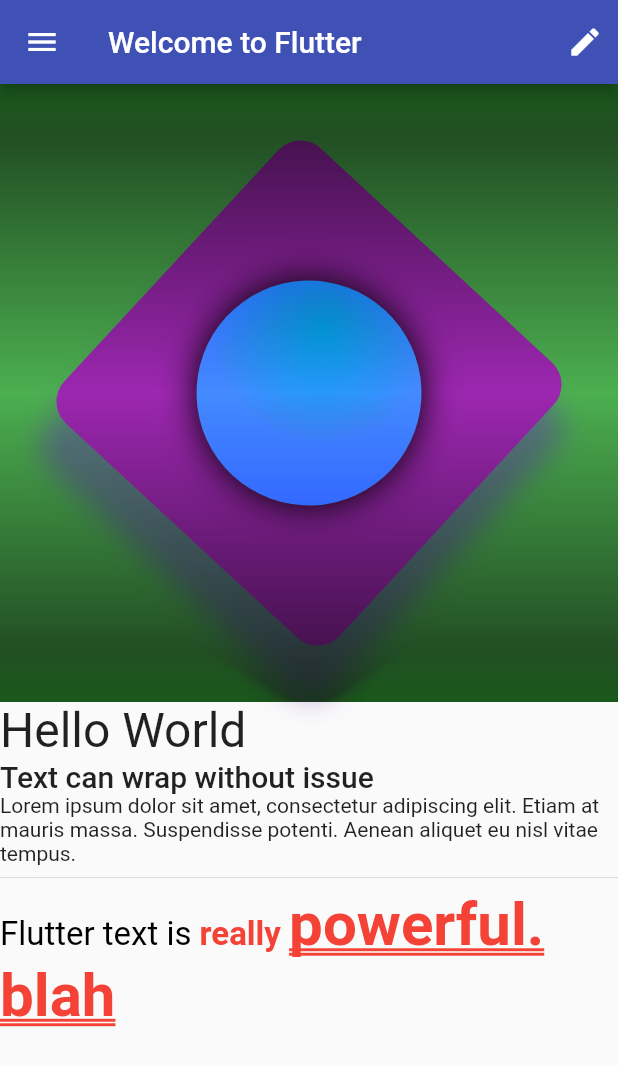
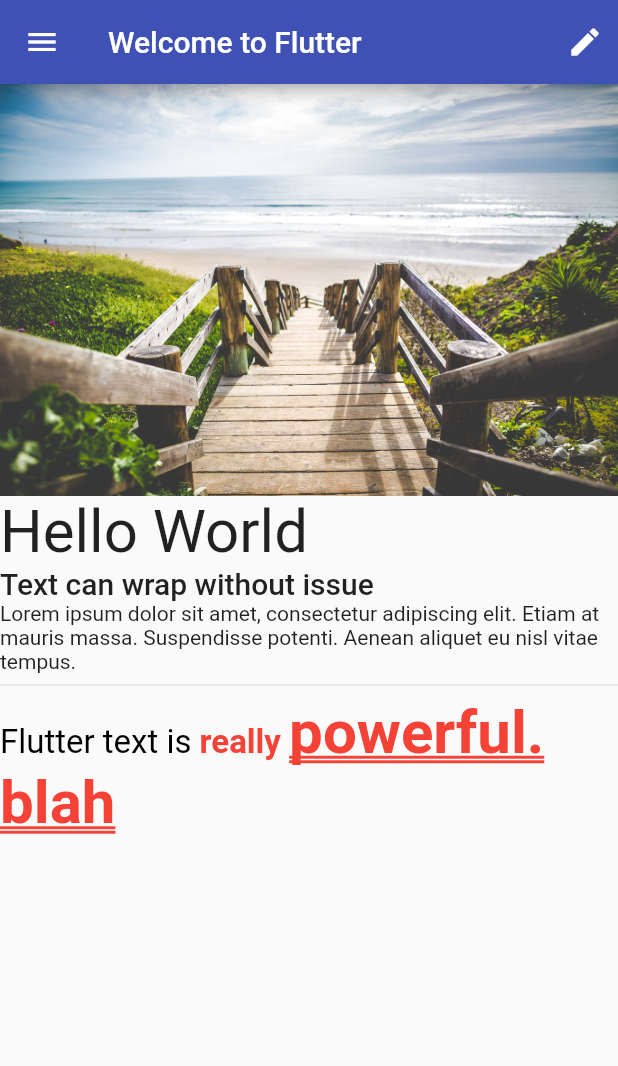
Before and after one commit to tvaidotas/hello_flutter, a Flutter app: the screen it shows after launch, on a phone screen of 412 x 824 dp. Shown: the top 1066 px of the screen. Run offline on Flutter 3.47's test engine with Material 2 defaults, Android fonts, the phone set to English and light mode, and no system bars; our stand-ins replace google_fonts.

Commit message:
adding image to the screen and using a new library for fonts

```diff
--- a/lib/basic_screen.dart
+++ b/lib/basic_screen.dart
@@ -1,6 +1,5 @@
 import 'package:flutter/cupertino.dart';
 import 'package:flutter/material.dart';
-import 'package:hello_flutter/immutable_widget.dart';
 import 'package:hello_flutter/text_layout.dart';
 
 class BasicScreen extends StatelessWidget {
@@ -19,10 +18,9 @@ class BasicScreen extends StatelessWidget {
       ),
       body: Column(
         crossAxisAlignment: CrossAxisAlignment.start,
-        children: [
-          AspectRatio(
-            aspectRatio: 1.0,
-            child: ImmutableWidget(),
+        children: <Widget>[
+          Image.asset(
+            'assets/beach.jpg',
           ),
           TextLayout(),
         ],
--- a/lib/text_layout.dart
+++ b/lib/text_layout.dart
@@ -1,4 +1,5 @@
 import 'package:flutter/material.dart';
+import 'package:google_fonts/google_fonts.dart';
 
 class TextLayout extends StatelessWidget {
   @override
@@ -8,7 +9,9 @@ class TextLayout extends StatelessWidget {
       children: <Widget>[
         Text(
           'Hello World',
-          style: TextStyle(fontSize: 32),
+          style: GoogleFonts.leckerliOne(
+            fontSize: 40,
+          ),
         ),
         Text(
           'Text can wrap without issue',
```
Also changed, not shown: pubspec.yaml (+4 -9 lines), assets/beach.jpg (added), pubspec.lock, 3 other files.
